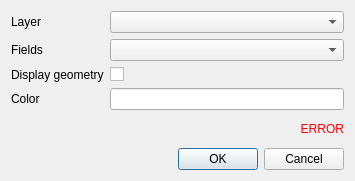
Before: the Qt Designer form resources/ui/ui_form_tooltip.ui in 3liz/lizmap-plugin, drawn with Qt 5.
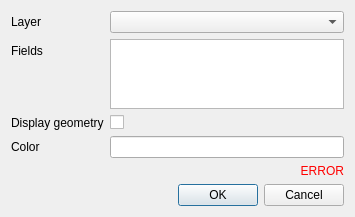
After: the same form once the commit is applied. Custom widgets are drawn as their Qt base class.

Commit message: add QListWidget for fields selection

Patch:
```diff
--- a/resources/ui/ui_form_tooltip.ui
+++ b/resources/ui/ui_form_tooltip.ui
@@ -36,9 +36,6 @@
        </property>
       </widget>
      </item>
-     <item row="1" column="1">
-      <widget class="QgsFieldComboBox" name="fields"/>
-     </item>
      <item row="2" column="0">
       <widget class="QLabel" name="label_display_geometry">
        <property name="text">
@@ -63,6 +60,9 @@
      <item row="3" column="1">
       <widget class="QLineEdit" name="color"/>
      </item>
+     <item row="1" column="1">
+      <widget class="ListFieldsSelection" name="fields"/>
+     </item>
     </layout>
    </item>
    <item>
@@ -91,16 +91,16 @@
   </layout>
  </widget>
  <customwidgets>
-  <customwidget>
-   <class>QgsFieldComboBox</class>
-   <extends>QComboBox</extends>
-   <header>qgis.gui</header>
-  </customwidget>
   <customwidget>
    <class>QgsMapLayerComboBox</class>
    <extends>QComboBox</extends>
    <header>qgis.gui</header>
   </customwidget>
+  <customwidget>
+   <class>ListFieldsSelection</class>
+   <extends>QListWidget</extends>
+   <header>lizmap.qgis_plugin_tools.widgets.list_fields_selection</header>
+  </customwidget>
  </customwidgets>
  <resources/>
  <connections/>
```
The commit also changes 4 other files.
